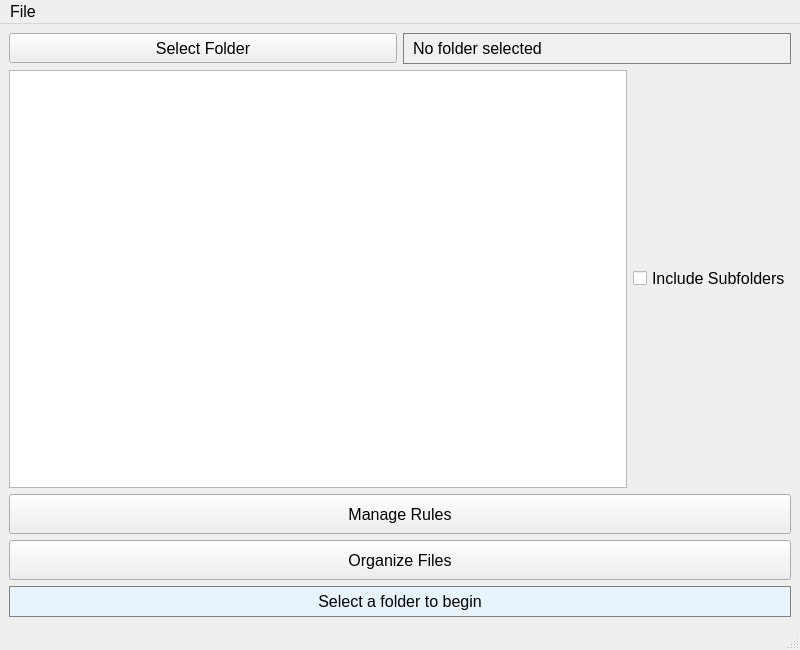
Before: the Qt Designer form src/tools/file_management/organizer/organize.ui in richardnoragon/1_2, drawn with Qt 5.
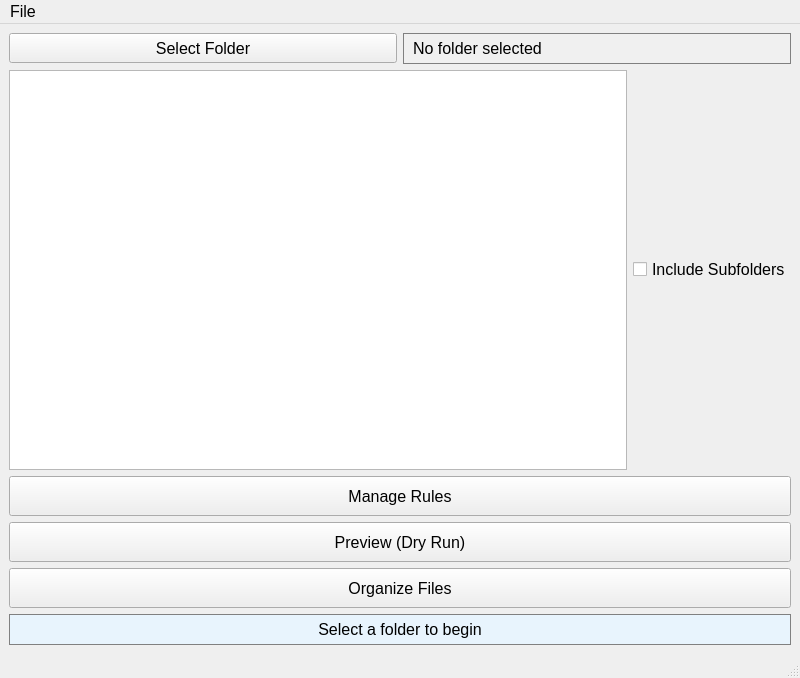
After: the same form once the commit is applied.

```diff
--- a/src/tools/file_management/organizer/organize.ui
+++ b/src/tools/file_management/organizer/organize.ui
@@ -111,6 +111,28 @@
       </property>
      </widget>
     </item>
+                <item>
+                    <widget class="QPushButton" name="previewPushButton">
+                        <property name="minimumSize">
+                            <size>
+                                <width>200</width>
+                                <height>40</height>
+                            </size>
+                        </property>
+                        <property name="text">
+                            <string>Preview (Dry Run)</string>
+                        </property>
+                        <property name="toolTip">
+                            <string>Simulate organization without moving files. Shows what would be
+                                moved where.</string>
+                        </property>
+                        <property name="font">
+                            <font>
+                                <pointsize>12</pointsize>
+                            </font>
+                        </property>
+                    </widget>
+                </item>
     <item>
      <widget class="QPushButton" name="organizePushButton">
       <property name="minimumSize">
```
Left out of the diff: 18 changed lines with no effect on the pictures. Lines whose indentation alone changed are shown as unchanged.
